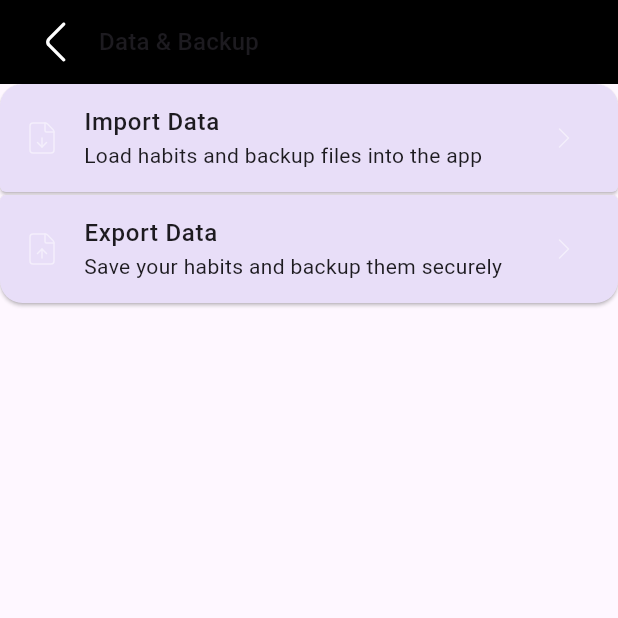
After one commit to anand-a-j/Habit-Tracker, a Flutter app: the ImportExportScreen screen opened by its route, on a phone screen of 412 x 824 dp, the top half of it. The commit adds this screen. Run offline on Flutter 3.47's test engine with Material 3 defaults, Android fonts, the phone set to English and light mode, and no system bars; our stand-ins replace dashed_circular_progress_bar, emoji_picker_flutter, fl_chart, flutter_local_notifications, flutter_riverpod, flutter_svg and 7 more; accounts and stored records are empty.

Commit message:
chore: Fix bugs and ui changes, fix reorder issue, update minor ui changes in settings

```diff
--- a/lib/core/constants/assets.dart
+++ b/lib/core/constants/assets.dart
@@ -24,4 +24,6 @@ class Assets {
   static const String analytics = "$_baseUrl/analytics.svg";
   static const String clockPlus = "$_baseUrl/clock-plus.svg";
   static const String theme = "$_baseUrl/theme.svg";
- }
+  static const String import = "$_baseUrl/file-down.svg";
+  static const String export = "$_baseUrl/file-up.svg";
+}
--- a/lib/features/home/presentation/widgets/habit_mark_button.dart
+++ b/lib/features/home/presentation/widgets/habit_mark_button.dart
@@ -33,13 +33,13 @@ class HabitMarkButton extends ConsumerWidget {
       child: AnimatedContainer(
         duration: const Duration(milliseconds: 250),
         curve: Curves.easeInOut,
-        width: 40,
-        height: 40,
+        width: 43,
+        height: 43,
         decoration: BoxDecoration(
           color: isCompletedToday
               ? backgroundColor
               : backgroundColor.withValues(alpha: 0.2),
-          borderRadius: BorderRadius.circular(AppConsts.rMacro),
+          borderRadius: BorderRadius.circular(6),
         ),
         child: const Center(
           child: SvgBuild(assetImage: Assets.tick),
--- /dev/null
+++ b/lib/features/settings/presentation/screen/import_export_screen.dart
@@ -0,0 +1,36 @@
+import 'package:flutter/material.dart';
+import 'package:go_router/go_router.dart';
+import 'package:habitroot/core/constants/constants.dart';
+import 'package:habitroot/features/settings/presentation/widgets/settings_card.dart';
+
+import '../../../../core/components/habitroot_appbar.dart';
+
+class ImportExportScreen extends StatelessWidget {
+  const ImportExportScreen({super.key});
+
+  @override
+  Widget build(BuildContext context) {
+    return Scaffold(
+      appBar: HabitRootAppBar(
+        leadingOnTap: () => context.pop(),
+        title: "Data & Backup",
+      ),
+      body: Column(
+        children: [
+          SettingsCard(
+            leadingIcon: Assets.import,
+            title: "Import Data",
+            subTitle: "Load habits and backup files into the app",
+            isFirst: true,
+          ),
+          SettingsCard(
+            leadingIcon: Assets.export,
+            title: "Export Data",
+            subTitle: "Save your habits and backup them securely",
+            isLast: true,
+          ),
+        ],
+      ),
+    );
+  }
+}
--- a/lib/features/settings/presentation/widgets/theme_sheet.dart
+++ b/lib/features/settings/presentation/widgets/theme_sheet.dart
@@ -13,7 +13,7 @@ void showThemeBottomSheet(BuildContext context) {
     shape: const RoundedRectangleBorder(
       borderRadius: BorderRadius.vertical(top: Radius.circular(20)),
     ),
-    backgroundColor: context.secondary,
+    backgroundColor: context.onSecondary,
     isScrollControlled: true,
     builder: (context) => const ThemeBottomSheet(),
   );
--- a/lib/routes/routes.dart
+++ b/lib/routes/routes.dart
@@ -2,6 +2,7 @@ import 'package:flutter/widgets.dart';
 import 'package:go_router/go_router.dart';
 import 'package:habitroot/features/home/presentation/screen/dashboard_screen.dart';
 import 'package:habitroot/features/settings/presentation/screen/general_screen.dart';
+import 'package:habitroot/features/settings/presentation/screen/import_export_screen.dart';
 import 'package:habitroot/features/settings/presentation/screen/reorder_screen.dart';
 import 'package:habitroot/features/settings/presentation/screen/settings_screen.dart';
 import 'package:habitroot/features/splash/splash_screen.dart';
@@ -106,5 +107,16 @@ final GoRouter router = GoRouter(
         );
       },
     ),
+
+      GoRoute(
+      name: 'import-export-screen',
+      path: '/import-export',
+      pageBuilder: (context, state) {
+        return SlideTransitionPage(
+          page: const ImportExportScreen(),
+          beginOffset: const Offset(0, 1),
+        );
+      },
+    ),
   ],
 );
```
Also changed, not shown: lib/features/habit/presentation/provider/habit_provider.dart (+4 -14 lines), lib/features/settings/presentation/screen/reorder_screen.dart (+34 -4 lines), lib/features/settings/presentation/screen/settings_screen.dart (+12 -8 lines), lib/features/settings/presentation/widgets/archive_card.dart (+5 -8 lines), lib/features/settings/presentation/widgets/reorder_card.dart (+5 -11 lines), assets/icons/file-down.svg (added), assets/icons/file-up.svg (added), lib/main.dart (line endings or trailing spaces).
